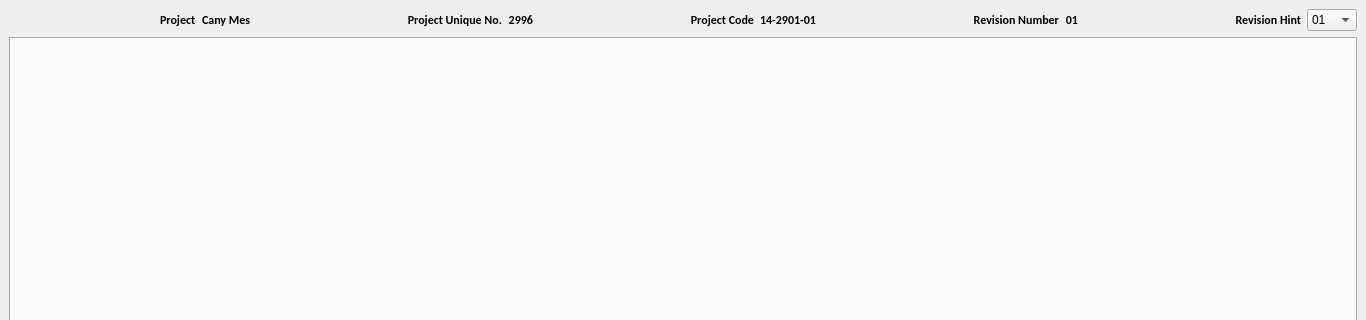
Old version of the form ui/tender_application.ui in the repository AliTavakoliNiya/GriinPower; both pictures show x 0 to 1366 and y 0 to 320 of the 1366 by 759 pixel window.
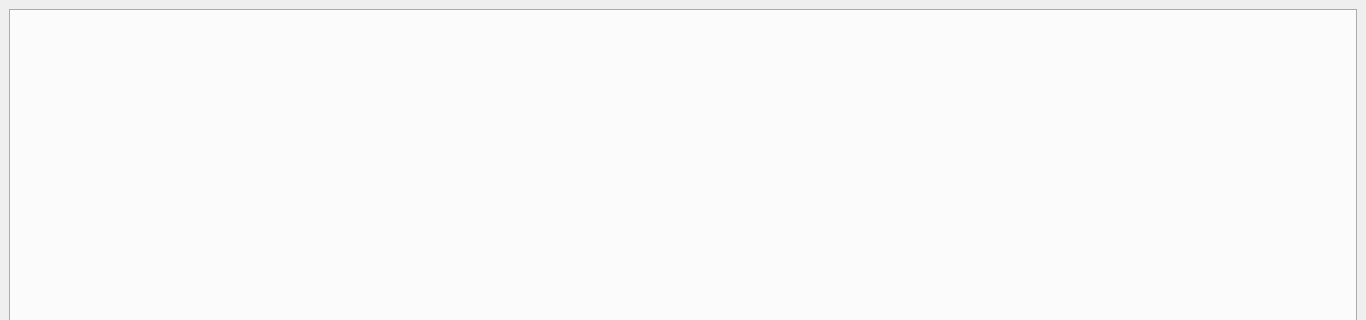
New version of the form.

Commit message: Qss - Project_info

```diff
--- a/ui/tender_application.ui
+++ b/ui/tender_application.ui
@@ -21,289 +21,7 @@
     <item row="3" column="0">
      <layout class="QVBoxLayout" name="verticalLayout_2">
       <item>
-       <layout class="QHBoxLayout" name="horizontalLayout">
-        <item>
-         <spacer name="horizontalSpacer">
-          <property name="orientation">
-           <enum>Qt::Horizontal</enum>
-          </property>
-          <property name="sizeHint" stdset="0">
-           <size>
-            <width>40</width>
-            <height>20</height>
-           </size>
-          </property>
-         </spacer>
-        </item>
-        <item>
-         <widget class="QLabel" name="project_label">
-          <property name="font">
-           <font>
-            <family>Calibri</family>
-            <weight>75</weight>
-            <bold>true</bold>
-           </font>
-          </property>
-          <property name="styleSheet">
-           <string notr="true"/>
-          </property>
-          <property name="text">
-           <string>Project</string>
-          </property>
-         </widget>
-        </item>
-        <item>
-         <widget class="QLabel" name="project_title_label">
-          <property name="font">
-           <font>
-            <family>Calibri</family>
-            <weight>75</weight>
-            <bold>true</bold>
-           </font>
-          </property>
-          <property name="styleSheet">
-           <string notr="true"/>
-          </property>
-          <property name="text">
-           <string>Cany Mes</string>
-          </property>
-         </widget>
-        </item>
-        <item>
-         <spacer name="horizontalSpacer_3">
-          <property name="orientation">
-           <enum>Qt::Horizontal</enum>
-          </property>
-          <property name="sizeHint" stdset="0">
-           <size>
-            <width>40</width>
-            <height>20</height>
-           </size>
-          </property>
-         </spacer>
-        </item>
-        <item>
-         <widget class="QLabel" name="p_no_label_2">
-          <property name="font">
-           <font>
-            <family>Calibri</family>
-            <weight>75</weight>
-            <bold>true</bold>
-           </font>
-          </property>
-          <property name="layoutDirection">
-           <enum>Qt::RightToLeft</enum>
-          </property>
-          <property name="styleSheet">
-           <string notr="true"/>
-          </property>
-          <property name="text">
-           <string>Project Unique No.</string>
-          </property>
-          <property name="alignment">
-           <set>Qt::AlignRight|Qt::AlignTrailing|Qt::AlignVCenter</set>
-          </property>
-         </widget>
-        </item>
-        <item>
-         <widget class="QLabel" name="project_no_label">
-          <property name="font">
-           <font>
-            <family>Calibri</family>
-            <weight>75</weight>
-            <bold>true</bold>
-           </font>
-          </property>
-          <property name="layoutDirection">
-           <enum>Qt::RightToLeft</enum>
-          </property>
-          <property name="styleSheet">
-           <string notr="true"/>
-          </property>
-          <property name="text">
-           <string>2996</string>
-          </property>
-          <property name="alignment">
-           <set>Qt::AlignRight|Qt::AlignTrailing|Qt::AlignVCenter</set>
-          </property>
-         </widget>
-        </item>
-        <item>
-         <spacer name="horizontalSpacer_4">
-          <property name="orientation">
-           <enum>Qt::Horizontal</enum>
-          </property>
-          <property name="sizeHint" stdset="0">
-           <size>
-            <width>40</width>
-            <height>20</height>
-           </size>
-          </property>
-         </spacer>
-        </item>
-        <item>
-         <widget class="QLabel" name="p_no_label">
-          <property name="font">
-           <font>
-            <family>Calibri</family>
-            <weight>75</weight>
-            <bold>true</bold>
-           </font>
-          </property>
-          <property name="layoutDirection">
-           <enum>Qt::RightToLeft</enum>
-          </property>
-          <property name="styleSheet">
-           <string notr="true"/>
-          </property>
-          <property name="text">
-           <string>Project Code</string>
-          </property>
-          <property name="alignment">
-           <set>Qt::AlignRight|Qt::AlignTrailing|Qt::AlignVCenter</set>
-          </property>
-         </widget>
-        </item>
-        <item>
-         <widget class="QLabel" name="project_no_label_2">
-          <property name="font">
-           <font>
-            <family>Calibri</family>
-            <weight>75</weight>
-            <bold>true</bold>
-           </font>
-          </property>
-          <property name="layoutDirection">
-           <enum>Qt::RightToLeft</enum>
-          </property>
-          <property name="styleSheet">
-           <string notr="true"/>
-          </property>
-          <property name="text">
-           <string>14-2901-01</string>
-          </property>
-          <property name="alignment">
-           <set>Qt::AlignRight|Qt::AlignTrailing|Qt::AlignVCenter</set>
-          </property>
-         </widget>
-        </item>
-        <item>
-         <spacer name="horizontalSpacer_5">
-          <property name="orientation">
-           <enum>Qt::Horizontal</enum>
-          </property>
-          <property name="sizeHint" stdset="0">
-           <size>
-            <width>40</width>
-            <height>20</height>
-           </size>
-          </property>
-         </spacer>
-        </item>
-        <item>
-         <widget class="QLabel" name="p_no_label_3">
-          <property name="font">
-           <font>
-            <family>Calibri</family>
-            <weight>75</weight>
-            <bold>true</bold>
-           </font>
-          </property>
-          <property name="layoutDirection">
-           <enum>Qt::RightToLeft</enum>
-          </property>
-          <property name="styleSheet">
-           <string notr="true"/>
-          </property>
-          <property name="text">
-           <string>Revision Number</string>
-          </property>
-          <property name="alignment">
-           <set>Qt::AlignRight|Qt::AlignTrailing|Qt::AlignVCenter</set>
-          </property>
-         </widget>
-        </item>
-        <item>
-         <widget class="QLabel" name="project_no_label_3">
-          <property name="font">
-           <font>
-            <family>Calibri</family>
-            <weight>75</weight>
-            <bold>true</bold>
-           </font>
-          </property>
-          <property name="layoutDirection">
-           <enum>Qt::RightToLeft</enum>
-          </property>
-          <property name="styleSheet">
-           <string notr="true"/>
-          </property>
-          <property name="text">
-           <string>01</string>
-          </property>
-          <property name="alignment">
-           <set>Qt::AlignRight|Qt::AlignTrailing|Qt::AlignVCenter</set>
-          </property>
-         </widget>
-        </item>
-        <item>
-         <spacer name="horizontalSpacer_2">
-          <property name="orientation">
-           <enum>Qt::Horizontal</enum>
-          </property>
-          <property name="sizeHint" stdset="0">
-           <size>
-            <width>40</width>
-            <height>20</height>
-           </size>
-          </property>
-         </spacer>
-        </item>
-        <item>
-         <widget class="QLabel" name="p_no_label_4">
-          <property name="font">
-           <font>
-            <family>Calibri</family>
-            <weight>75</weight>
-            <bold>true</bold>
-           </font>
-          </property>
-          <property name="layoutDirection">
-           <enum>Qt::RightToLeft</enum>
-          </property>
-          <property name="styleSheet">
-           <string notr="true"/>
-          </property>
-          <property name="text">
-           <string>Revision Hint</string>
-          </property>
-          <property name="alignment">
-           <set>Qt::AlignRight|Qt::AlignTrailing|Qt::AlignVCenter</set>
-          </property>
-         </widget>
-        </item>
-        <item>
-         <widget class="QComboBox" name="comboBox">
-          <property name="minimumSize">
-           <size>
-            <width>50</width>
-            <height>0</height>
-           </size>
-          </property>
-          <property name="maximumSize">
-           <size>
-            <width>50</width>
-            <height>16777215</height>
-           </size>
-          </property>
-          <item>
-           <property name="text">
-            <string>01</string>
-           </property>
-          </item>
-         </widget>
-        </item>
-       </layout>
+       <layout class="QHBoxLayout" name="horizontalLayout"/>
       </item>
       <item>
        <widget class="QTabWidget" name="tabWidget">
```
Left out of the diff: 10 changed lines with no effect on the pictures. The commit also changes 19 other files.
